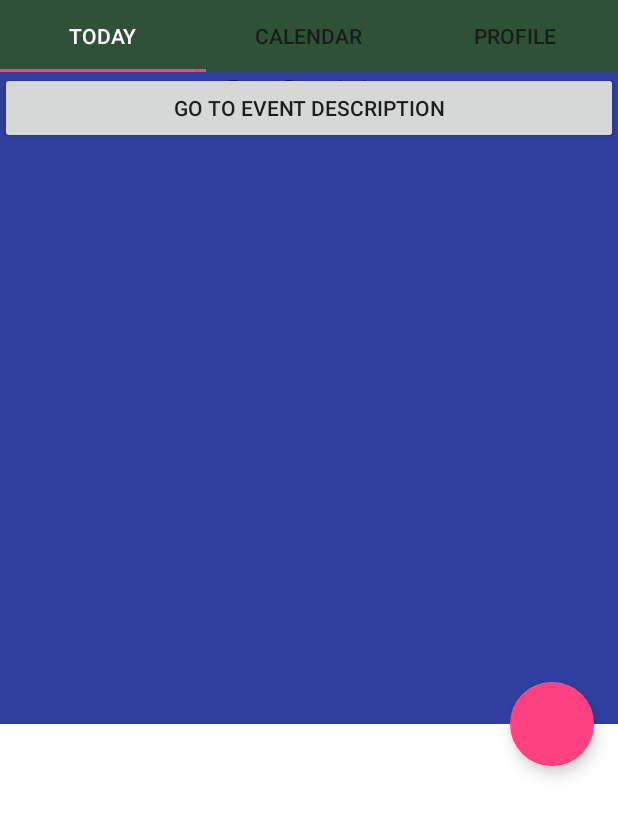
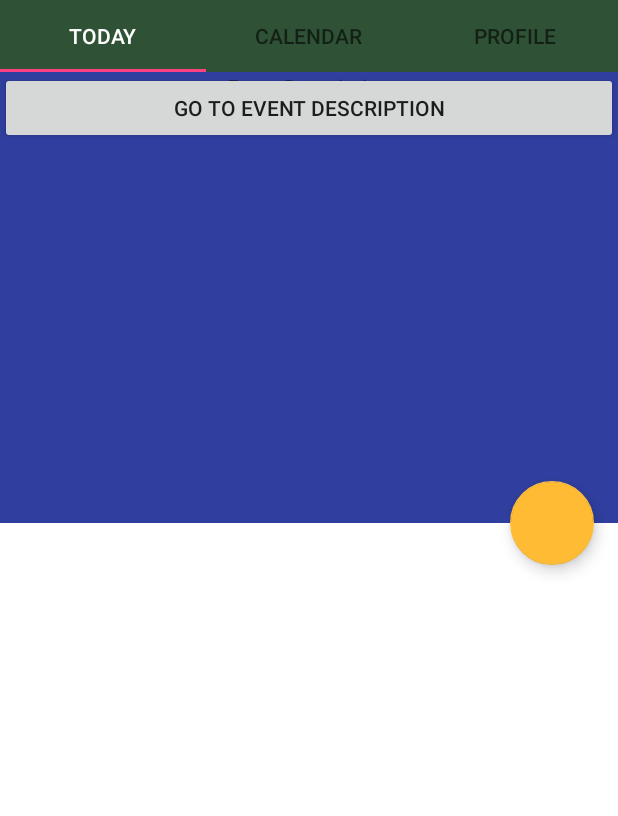
Before and after one commit to ColeSpletstoser/FinalProjectRepo, an Android app: the screen it shows after launch (MainActivity), after a tap on "GO TO EVENT DESCRIPTION", on a phone screen of 412 x 824 dp. Shown: the top 816 px of the screen. Run offline under Robolectric (Android 15) with nearby library versions, the phone set to English and light mode, and no system bars.

Commit message:
Grade and xml changes
grade and xml changes to allow testing on my phone

```diff
--- a/DrakeActivities/app/build.gradle
+++ b/DrakeActivities/app/build.gradle
@@ -16,6 +16,9 @@ android {
             minifyEnabled false
             proguardFiles getDefaultProguardFile('proguard-android.txt'), 'proguard-rules.pro'
         }
+        debug{
+            debuggable true
+        }
     }
 }
 
--- a/DrakeActivities/app/src/main/AndroidManifest.xml
+++ b/DrakeActivities/app/src/main/AndroidManifest.xml
@@ -1,13 +1,16 @@
 <?xml version="1.0" encoding="utf-8"?>
 <manifest xmlns:android="http://schemas.android.com/apk/res/android"
+    xmlns:tools="http://schemas.android.com/tools"
     package="cs188.drakeactivities">
 
     <application
+        android:debuggable="true"
         android:allowBackup="true"
         android:icon="@mipmap/ic_launcher"
         android:label="@string/app_name"
         android:supportsRtl="true"
-        android:theme="@style/AppTheme">
+        android:theme="@style/AppTheme"
+        tools:ignore="HardcodedDebugMode">
         <activity android:name=".MainActivity">
             <intent-filter>
                 <action android:name="android.intent.action.MAIN" />
--- a/DrakeActivities/app/src/main/res/layout/fragment_event_description.xml
+++ b/DrakeActivities/app/src/main/res/layout/fragment_event_description.xml
@@ -41,15 +41,17 @@
                     android:layout_height="wrap_content"
                     android:id="@+id/eventdescription"
                     android:layout_weight="1" />
-
             </LinearLayout>
 
             <LinearLayout
                 android:id="@+id/viewB"
                 android:layout_width="match_parent"
-                android:layout_height="341dp"
+                android:layout_height="68dp"
                 android:background="@android:color/background_light"
-                android:orientation="horizontal"/>
+                android:orientation="horizontal"
+                android:layout_weight="0.54">
+
+            </LinearLayout>
 
         </LinearLayout>
 
@@ -60,7 +62,9 @@
             android:layout_margin="16dp"
             android:clickable="true"
             app:layout_anchor="@id/viewA"
-            app:layout_anchorGravity="bottom|right|end"/>
+            app:layout_anchorGravity="bottom|right|end"
+            app:backgroundTint="@android:color/holo_orange_light" />
 
     </android.support.design.widget.CoordinatorLayout>
+
 </FrameLayout>
```
